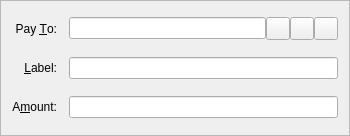
his001/LGC, file src/qt/forms/sendcoinsentry.ui: the form before one commit.
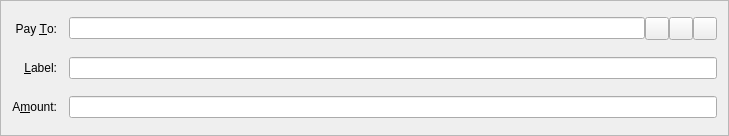
The form after the commit. Icons and pictures are not drawn. Custom widgets are drawn as their Qt base class.

Patch:
```diff
--- a/src/qt/forms/sendcoinsentry.ui
+++ b/src/qt/forms/sendcoinsentry.ui
@@ -6,7 +6,7 @@
    <rect>
     <x>0</x>
     <y>0</y>
-    <width>350</width>
+    <width>729</width>
     <height>136</height>
    </rect>
   </property>
@@ -52,6 +52,23 @@
    <item row="5" column="1">
     <widget class="BitcoinAmountField" name="payAmount"/>
    </item>
+   <item row="4" column="1">
+    <layout class="QHBoxLayout" name="horizontalLayout_2">
+     <property name="spacing">
+      <number>0</number>
+     </property>
+     <item>
+      <widget class="QValidatedLineEdit" name="addAsLabel">
+       <property name="enabled">
+        <bool>true</bool>
+       </property>
+       <property name="toolTip">
+        <string>Enter a label for this address to add it to your address book</string>
+       </property>
+      </widget>
+     </item>
+    </layout>
+   </item>
    <item row="4" column="0">
     <widget class="QLabel" name="label_4">
      <property name="text">
@@ -130,13 +147,6 @@
      </item>
     </layout>
    </item>
-   <item row="4" column="1">
-    <widget class="QValidatedLineEdit" name="addAsLabel">
-     <property name="toolTip">
-      <string>Enter a label for this address to add it to your address book</string>
-     </property>
-    </widget>
-   </item>
   </layout>
  </widget>
  <customwidgets>
```
Left out of the diff: 4 changed lines with no effect on the pictures.
